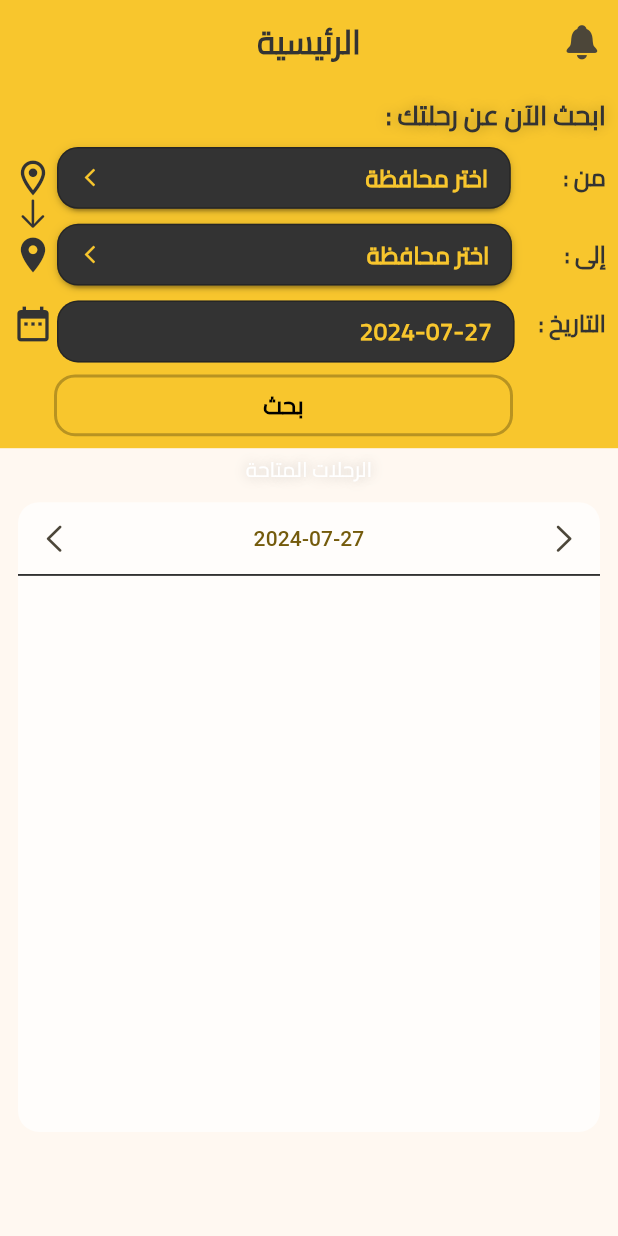
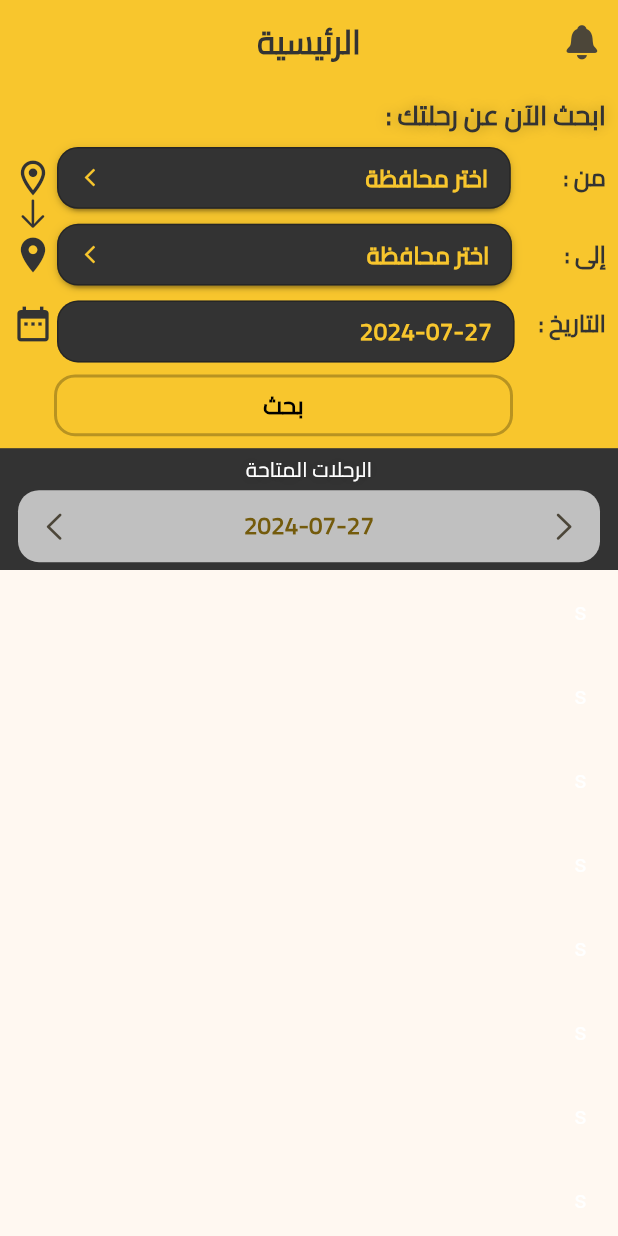
Before and after one commit to mohamadalraie/zreik, a Flutter app: the HomeTab screen opened directly, on a phone screen of 412 x 824 dp. Run offline on Flutter 3.47's test engine with Material 3 defaults, Android fonts, the phone set to English and light mode, and no system bars; drawn by our look-alikes of dropdown_button2; our stand-ins replace bloc, dio, flutter_animate.

Commit message:
home screen design sliver appbar

```diff
--- a/lib/presentation/screens/home/home_screen_tabs/home_tab.dart
+++ b/lib/presentation/screens/home/home_screen_tabs/home_tab.dart
@@ -46,8 +46,16 @@ class _HomeTabState extends State<HomeTab> {
       ),
       body: Directionality(
         textDirection: TextDirection.rtl,
-        child: Column(
-          mainAxisSize: MainAxisSize.min,
+        child: CustomScrollView(
+          slivers: <Widget>[
+            SliverAppBar(
+              backgroundColor: MyColors.myGrey,
+              automaticallyImplyLeading: false,
+              // pinned: true,
+              floating: true,
+              expandedHeight: myScreenHeight * 0.25 + 118,
+              flexibleSpace: FlexibleSpaceBar(
+                background: Column(
                   children: [
                     Stack(
                       children: [
@@ -63,7 +71,8 @@ class _HomeTabState extends State<HomeTab> {
                                   child: Text(
                                     "ابحث الآن عن رحلتك :",
                                     style: TextStyle(
-                                shadows: CupertinoContextMenu.kEndBoxShadow,
+                                        shadows:
+                                            CupertinoContextMenu.kEndBoxShadow,
                                         fontWeight: FontWeight.bold,
                                         fontSize: 18,
                                         fontFamily: "cairo"),
@@ -150,8 +159,8 @@ class _HomeTabState extends State<HomeTab> {
                                         child: InkWell(
                                           onTap: () async {
                                             // TODO change to bloc
-                                    selectedDate =
-                                        await selectDate(context: context);
+                                            selectedDate = await selectDate(
+                                                context: context);
                                             setState(() {});
                                           },
                                           child: Container(
@@ -159,18 +168,20 @@ class _HomeTabState extends State<HomeTab> {
                                               height: myScreenHeight * 0.05,
                                               decoration: BoxDecoration(
                                                 color: MyColors.myGrey,
-                                        borderRadius: BorderRadius.circular(14),
+                                                borderRadius:
+                                                    BorderRadius.circular(14),
                                                 border: Border.all(
                                                   color: Colors.black26,
                                                 ),
                                               ),
                                               child: Padding(
-                                        padding:
-                                            const EdgeInsets.only(right: 14.0),
+                                                padding: const EdgeInsets.only(
+                                                    right: 14.0),
                                                 child: Text(
                                                   selectedDate,
                                                   style: const TextStyle(
-                                              fontWeight: FontWeight.bold,
+                                                      fontWeight:
+                                                          FontWeight.bold,
                                                       color: MyColors.myYellow,
                                                       fontSize: 16,
                                                       fontFamily: "cairo"),
@@ -195,7 +206,8 @@ class _HomeTabState extends State<HomeTab> {
                                   child: InkWell(
                                     onTap: () async {
                                       // TODO change to bloc
-                              selectedDate = await selectDate(context: context);
+                                      selectedDate =
+                                          await selectDate(context: context);
                                       setState(() {});
                                     },
                                     child: Container(
@@ -203,13 +215,14 @@ class _HomeTabState extends State<HomeTab> {
                                         height: myScreenHeight * 0.05,
                                         decoration: BoxDecoration(
                                           // color: MyColors.myGrey,
-                                  borderRadius: BorderRadius.circular(14),
+                                          borderRadius:
+                                              BorderRadius.circular(14),
                                           border: Border.all(
                                               color: Colors.black26, width: 2),
                                         ),
-                                child: Text(
+                                        child: const Text(
                                           "بحث",
-                                  style: const TextStyle(
+                                          style: TextStyle(
                                               fontWeight: FontWeight.bold,
                                               color: MyColors.myBlack,
                                               fontSize: 16,
@@ -241,7 +254,8 @@ class _HomeTabState extends State<HomeTab> {
                       ),
                     ),
                     Padding(
-              padding: const EdgeInsets.all(12.0),
+                      padding: const EdgeInsets.symmetric(
+                          horizontal: 12.0, vertical: 4.0),
                       child: Container(
                         decoration: BoxDecoration(
                             color: const Color(0xb0ffffff),
@@ -256,7 +270,13 @@ class _HomeTabState extends State<HomeTab> {
                                 ),
                                 Expanded(
                                     child: TextButton(
-                          child: Text(travelsListDate),
+                                  child: Text(
+                                    travelsListDate,
+                                    style: const TextStyle(
+                                        fontWeight: FontWeight.bold,
+                                        fontSize: 16,
+                                        fontFamily: "cairo"),
+                                  ),
                                   onPressed: () async {
 // TODO change to bloc
                                     travelsListDate =
@@ -265,24 +285,11 @@ class _HomeTabState extends State<HomeTab> {
                                   },
                                 )),
                                 IconButton(
-                          icon: const Icon(CupertinoIcons.right_chevron),
+                                  icon:
+                                      const Icon(CupertinoIcons.right_chevron),
                                   onPressed: () {},
                                 ),
                               ],
-                    ),
-                    Container(
-                      color: Colors.black,
-                      width: double.infinity,
-                      height: 1,
-                    ),
-                    Container(
-                      height: myScreenHeight * 0.45,
-                      child: const SingleChildScrollView(
-                        scrollDirection: Axis.vertical,
-                        child: Column(
-                          children: [],
-                        ),
-                      ),
                             ),
                           ],
                         ),
@@ -291,6 +298,21 @@ class _HomeTabState extends State<HomeTab> {
                   ],
                 ),
               ),
+            ),
+            SliverList(
+                delegate: SliverChildBuilderDelegate(
+                    (BuildContext context, int index) => ListTile(
+                          title: Text(
+                            ' s',
+                            style: TextStyle(
+                              color: Colors.white,
+                            ),
+                          ),
+                        ),
+                    childCount: 190)),
+          ],
+        ),
+      ),
     );
   }
 }
```
Lines whose indentation alone changed are shown as unchanged.
